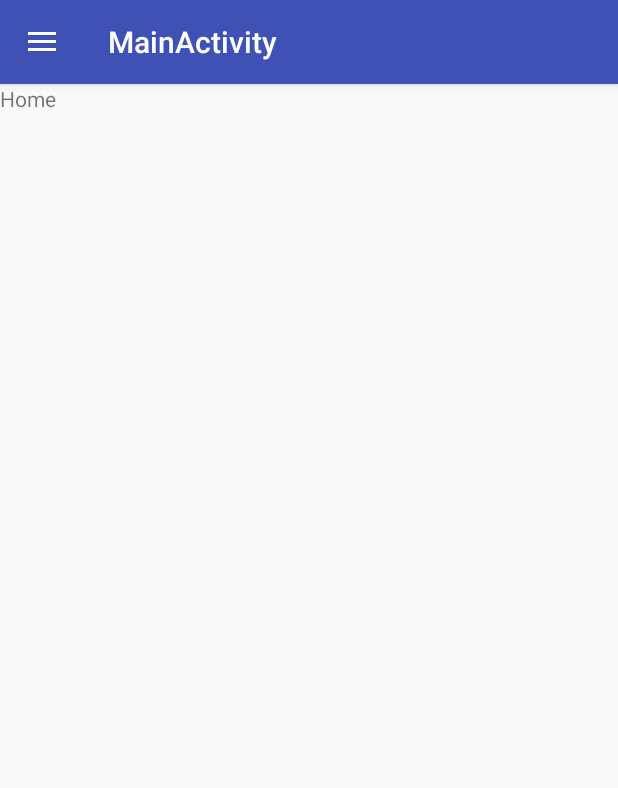
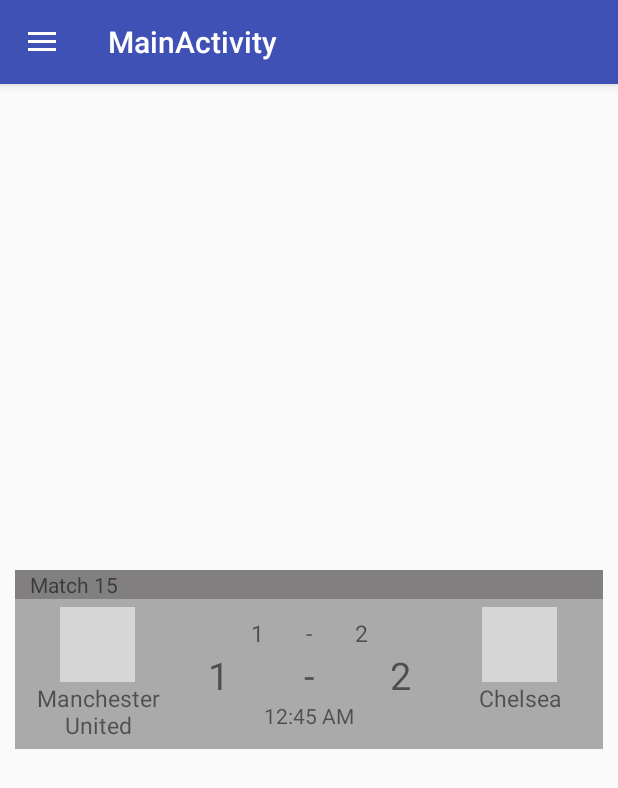
Before and after one commit to hussamh10/hassad, an Android app: the screen it shows after launch (MainActivity), on a phone screen of 412 x 824 dp. Shown: the top 788 px of the screen. Run offline under Robolectric (Android 15) with nearby library versions, the phone set to English and light mode, and no system bars; grey boxes are pictures that could not be loaded.

Commit message:
resized icons

```diff
--- a/app/src/main/res/layout/fragment_home.xml
+++ b/app/src/main/res/layout/fragment_home.xml
@@ -1,13 +1,174 @@
 <?xml version="1.0" encoding="utf-8"?>
-<android.support.constraint.ConstraintLayout xmlns:android="http://schemas.android.com/apk/res/android"
-	xmlns:app="http://schemas.android.com/apk/res-auto"
-	xmlns:tools="http://schemas.android.com/tools"
+<LinearLayout  xmlns:android="http://schemas.android.com/apk/res/android"
+	android:orientation="vertical"
 	android:layout_width="match_parent"
-	android:layout_height="match_parent"
-	tools:context="com.hush.hassad.HomeFragment">
+	android:layout_height="wrap_content"
+	android:layout_margin="10dp"
+	android:layout_gravity="center"
+	android:background="@android:color/darker_gray">
 
 	<TextView
-		android:layout_width="wrap_content"
+		android:layout_width="match_parent"
 		android:layout_height="wrap_content"
-		android:text="Home"/>
-</android.support.constraint.ConstraintLayout>
+		android:id="@+id/match_no"
+		android:text="Match 15"
+		android:background="#817f7f"
+		android:paddingLeft="10dp"/>
+
+	<LinearLayout
+		android:orientation="horizontal"
+		android:layout_width="match_parent"
+		android:layout_height="wrap_content"
+		android:layout_gravity="center"
+		android:layout_weight="5"
+		android:padding="5dp">
+
+		<LinearLayout
+			android:layout_width="wrap_content"
+			android:layout_height="wrap_content"
+			android:orientation="vertical"
+			>
+
+			<ImageView
+				android:id="@+id/home_team_img"
+				android:layout_width="50dp"
+				android:layout_height="50dp"
+				android:layout_gravity="center"
+				android:paddingBottom="5dp"
+				android:paddingTop="5dp"
+				android:src="@drawable/manchester_united"
+				android:layout_weight="1"/>
+
+			<TextView
+				android:layout_width="100dp"
+				android:layout_height="wrap_content"
+				android:id="@+id/home_team_name"
+				android:textSize="15sp"
+				android:layout_gravity="center"
+				android:textAlignment="center"
+				android:text="Manchester United"
+				android:layout_weight="1"/>
+
+		</LinearLayout>
+
+		<LinearLayout
+			android:layout_width="wrap_content"
+			android:layout_height="wrap_content"
+			android:orientation="vertical"
+			android:layout_gravity="center"
+			android:layout_weight="1">
+
+			<LinearLayout
+				android:layout_width="match_parent"
+				android:layout_height="wrap_content"
+				android:orientation="horizontal"
+				android:layout_gravity="center"
+				android:layout_weight="3">
+
+				<TextView
+					android:id="@+id/pred_home_score"
+					android:layout_width="match_parent"
+					android:layout_height="wrap_content"
+					android:layout_weight="1"
+					android:text="1"
+					android:textAlignment="textEnd"
+					android:textSize="15sp" />
+
+				<TextView
+					android:layout_width="match_parent"
+					android:layout_height="wrap_content"
+					android:textSize="15sp"
+					android:textAlignment="center"
+					android:text="-"
+					android:layout_weight="1"/>
+
+				<TextView
+					android:id="@+id/pred_away_score"
+					android:layout_width="match_parent"
+					android:layout_height="wrap_content"
+					android:layout_weight="1"
+					android:gravity="right"
+					android:text="2"
+					android:textAlignment="viewStart"
+					android:textSize="15sp" />
+
+			</LinearLayout>
+
+
+			<LinearLayout
+				android:layout_width="match_parent"
+				android:layout_height="wrap_content"
+				android:orientation="horizontal"
+				android:layout_gravity="center"
+				android:layout_weight="3">
+
+				<TextView
+					android:id="@+id/home_score"
+					android:layout_width="match_parent"
+					android:layout_height="wrap_content"
+					android:layout_weight="1"
+					android:text="1"
+					android:textAlignment="center"
+					android:textSize="25sp" />
+
+				<TextView
+					android:layout_width="match_parent"
+					android:layout_height="wrap_content"
+					android:textSize="25sp"
+					android:text="-"
+					android:textAlignment="center"
+					android:layout_weight="1"/>
+
+				<TextView
+					android:id="@+id/away_score"
+					android:layout_width="match_parent"
+					android:layout_height="wrap_content"
+					android:layout_weight="1"
+					android:gravity="right"
+					android:text="2"
+					android:textAlignment="center"
+					android:textSize="25sp" />
+
+			</LinearLayout>
+
+			<TextView
+				android:id="@+id/match_time"
+				android:layout_width="wrap_content"
+				android:layout_height="wrap_content"
+				android:layout_gravity="center"
+				android:text="12:45 AM"
+				android:textAlignment="center" />
+
+		</LinearLayout>
+
+		<LinearLayout
+			android:layout_width="wrap_content"
+			android:layout_height="wrap_content"
+			android:orientation="vertical"
+			>
+
+			<ImageView
+				android:id="@+id/away_team_img"
+				android:layout_width="50dp"
+				android:layout_height="50dp"
+				android:layout_gravity="center"
+				android:paddingBottom="5dp"
+				android:paddingTop="5dp"
+				android:src="@drawable/chelsea"
+				android:layout_weight="1"/>
+
+			<TextView
+				android:layout_width="100dp"
+				android:layout_height="wrap_content"
+				android:id="@+id/away_team_name"
+				android:textSize="15sp"
+				android:layout_gravity="center"
+				android:textAlignment="center"
+				android:text="Chelsea"
+				android:layout_weight="1"/>
+
+		</LinearLayout>
+
+	</LinearLayout>
+
+</LinearLayout>
```
